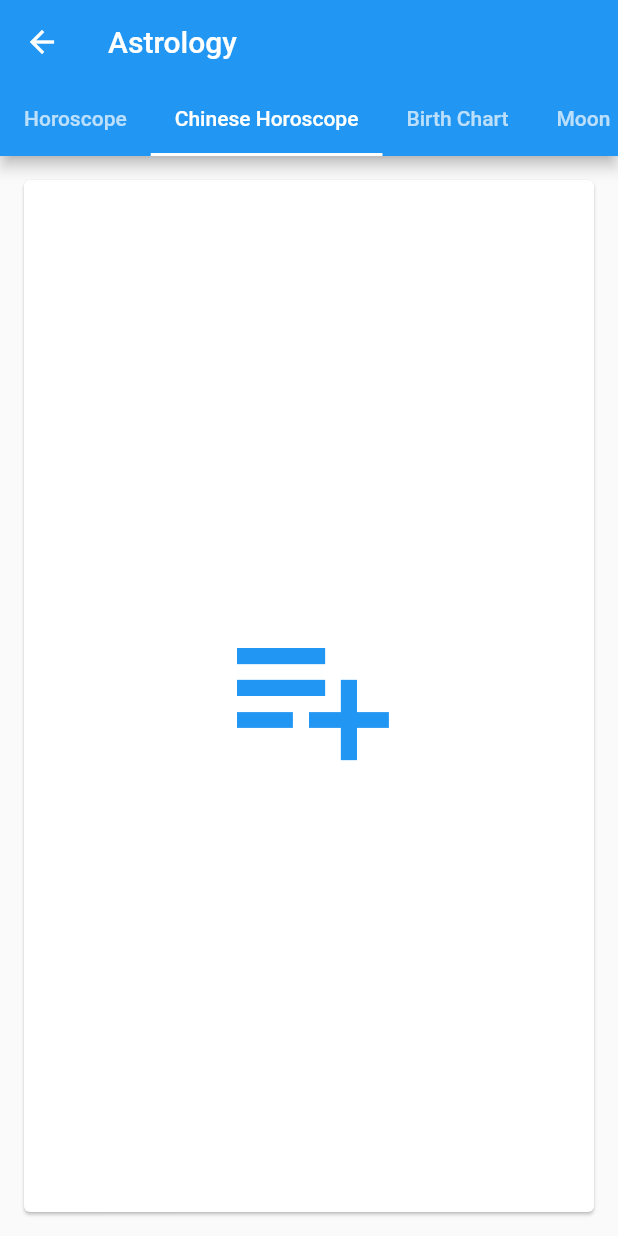
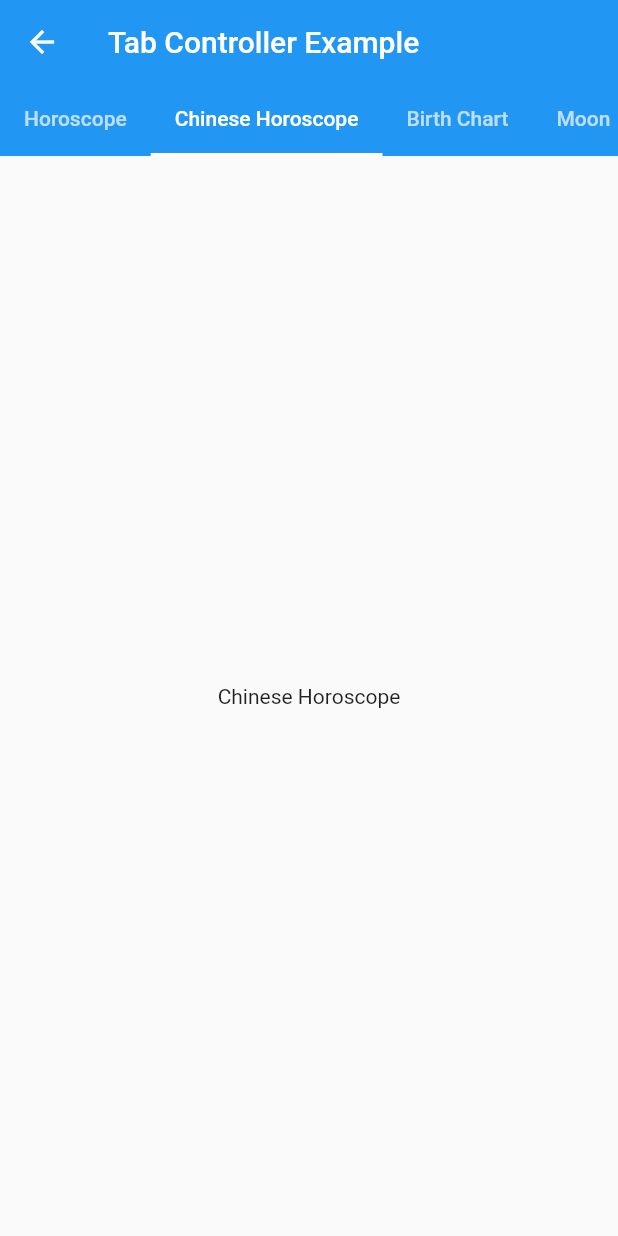
Before and after one commit to PedroRSM/mystic_app, a Flutter app: the AstrologyTabs screen opened directly, tab 2 chosen, on a phone screen of 412 x 824 dp. Run offline on Flutter 3.47's test engine with Material 2 defaults, Android fonts, the phone set to English and light mode, and no system bars; missing offline and left inert: flutter_html_view; network calls fail.

Commit message:
Astrology_tabs astrology pages created astrology top tabs working

```diff
--- a/lib/astrology/astrology_birth_chart.dart
+++ b/lib/astrology/astrology_birth_chart.dart
@@ -1,6 +1,6 @@
 import 'package:flutter/material.dart';
 
-class AstrologyHoroscope extends StatelessWidget{
+class AstrologyBirthChart extends StatelessWidget{
   @override
   Widget build(BuildContext context) {
     return Container(
--- a/lib/astrology/astrology_chinese_horoscope.dart
+++ b/lib/astrology/astrology_chinese_horoscope.dart
@@ -1,6 +1,6 @@
 import 'package:flutter/material.dart';
 
-class AstrologyHoroscope extends StatelessWidget{
+class AstrologyChineseHoroscope extends StatelessWidget{
   @override
   Widget build(BuildContext context) {
     return Container(
--- a/lib/astrology/astrology_header.dart
+++ b/lib/astrology/astrology_header.dart
@@ -1,107 +1,76 @@
 import 'package:flutter/material.dart';
+import 'package:mystic_app/astrology/astrology_birth_chart.dart';
+import 'package:mystic_app/astrology/astrology_chinese_horoscope.dart';
+import 'package:mystic_app/astrology/astrology_horoscope.dart';
+import 'package:mystic_app/astrology/astrology_moon.dart';
 
-
-enum TabsDemoStyle {
-  iconsAndText,
-  iconsOnly,
-  textOnly
+class AstrologyTabs extends StatefulWidget {
+  @override
+  _AstrologyTabsState createState() => _AstrologyTabsState();
 }
 
-class _Page {
-  const _Page({ this.icon, this.text });
-  final IconData icon;
-  final String text;
-}
-
-const List<_Page> _allPages = const <_Page>[
-  const _Page(icon: Icons.grade, text: 'Horoscope'),
-  const _Page(icon: Icons.playlist_add, text: 'Chinese Horoscope'),
-  const _Page(icon: Icons.check_circle, text: 'Birth Chart'),
-  const _Page(icon: Icons.question_answer, text: 'Moon'),
-];
-
-class AstrologyTabs extends StatefulWidget {
-  static const String routeName = '/material/scrollable-tabs';
-
-  @override
-  AstrologyTabsState createState() => new AstrologyTabsState();
-}
-
-class AstrologyTabsState extends State<AstrologyTabs> with SingleTickerProviderStateMixin {
-  TabController _controller;
-  bool _customIndicator = false;
+class _AstrologyTabsState extends State<AstrologyTabs>
+    with SingleTickerProviderStateMixin {
+  TabController _tabController;
+  ScrollController _scrollViewController;
 
   @override
   void initState() {
     super.initState();
-    _controller = new TabController(vsync: this, length: _allPages.length);
+    _tabController = TabController(vsync: this, length: 4);
+    _scrollViewController = ScrollController(initialScrollOffset: 0.0);
   }
 
   @override
   void dispose() {
-    _controller.dispose();
+    _tabController.dispose();
+    _scrollViewController.dispose();
     super.dispose();
-  }
-
-
-
-  Decoration getIndicator() {
-    if (!_customIndicator)
-      return const UnderlineTabIndicator();
-
-
-        return new ShapeDecoration(
-          shape: const StadiumBorder(
-            side: const BorderSide(
-              color: Colors.white24,
-              width: 2.0,
-            ),
-          ) + const StadiumBorder(
-            side: const BorderSide(
-              color: Colors.transparent,
-              width: 4.0,
-            ),
-          ),
-        );
   }
 
   @override
   Widget build(BuildContext context) {
-    final Color iconColor = Theme.of(context).accentColor;
-    return new Scaffold(
-      appBar: new AppBar(
-        title: const Text('Astrology'),
-        bottom: new TabBar(
-          controller: _controller,
-          isScrollable: true,
-          indicator: getIndicator(),
-          tabs: _allPages.map((_Page page) {
-                return new Tab(text: page.text);
-          }).toList(),
+    return Scaffold(
+      body: NestedScrollView(
+        controller: _scrollViewController,
+        headerSliverBuilder: (BuildContext context, bool boxIsScrolled) {
+          return <Widget>[
+            SliverAppBar(
+              title: Text('Tab Controller Example'),
+              pinned: true,
+              floating: true,
+              forceElevated: boxIsScrolled,
+              bottom: TabBar(
+                isScrollable: true,
+                tabs: <Widget>[
+                  Tab(
+                    text: "Horoscope",
+                  ),
+                  Tab(
+                    text: "Chinese Horoscope",
+                  ),
+                  Tab(
+                    text: "Birth Chart",
+                  ),
+                  Tab(
+                    text: "Moon",
+                  ),
+                ],
+                controller: _tabController,
+              ),
+            )
+          ];
+        },
+        body: TabBarView(
+          children: <Widget>[
+              AstrologyHoroscope(),
+              AstrologyChineseHoroscope(),
+              AstrologyBirthChart(),
+              AstrologyMoon(),
+
+          ],
+          controller: _tabController,
         ),
-      ),
-      body: new TabBarView(
-          controller: _controller,
-          children: _allPages.map((_Page page) {
-            return new SafeArea(
-              top: false,
-              bottom: false,
-              child: new Container(
-                key: new ObjectKey(page.icon),
-                padding: const EdgeInsets.all(12.0),
-                child: new Card(
-                  child: new Center(
-                    child: new Icon(
-                      page.icon,
-                      color: iconColor,
-                      size: 128.0,
-                      semanticLabel: 'Placeholder for ${page.text} tab',
-                    ),
-                  ),
-                ),
-              ),
-            );
-          }).toList()
       ),
     );
   }
--- a/lib/astrology/astrology_moon.dart
+++ b/lib/astrology/astrology_moon.dart
@@ -1,6 +1,6 @@
 import 'package:flutter/material.dart';
 
-class AstrologyHoroscope extends StatelessWidget{
+class AstrologyMoon extends StatelessWidget{
   @override
   Widget build(BuildContext context) {
     return Container(
```
